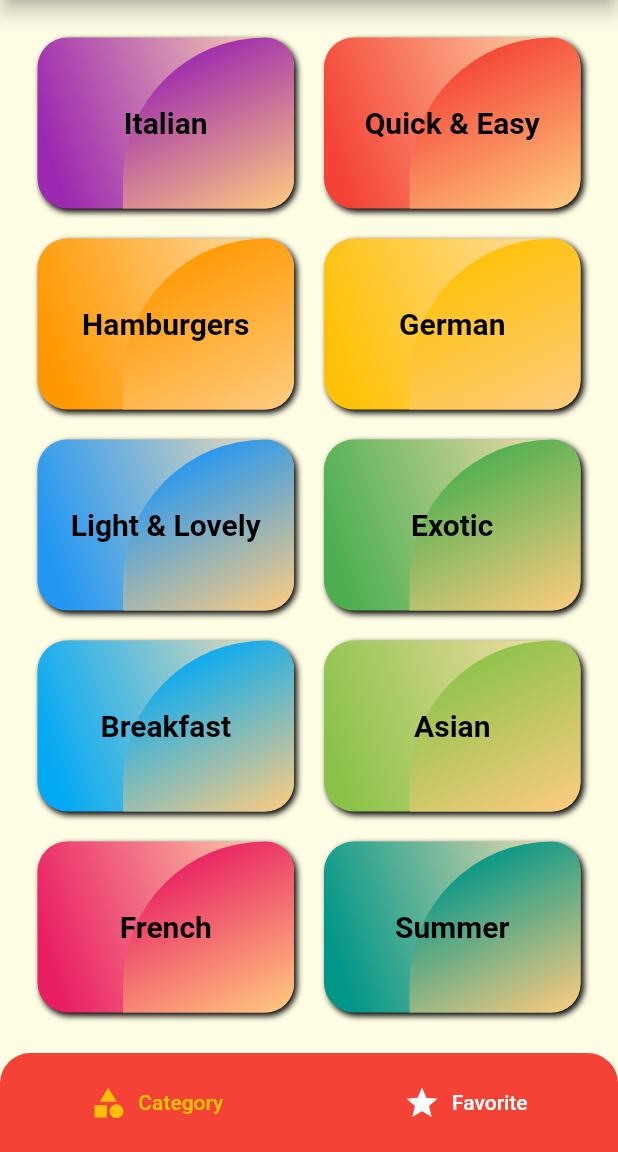
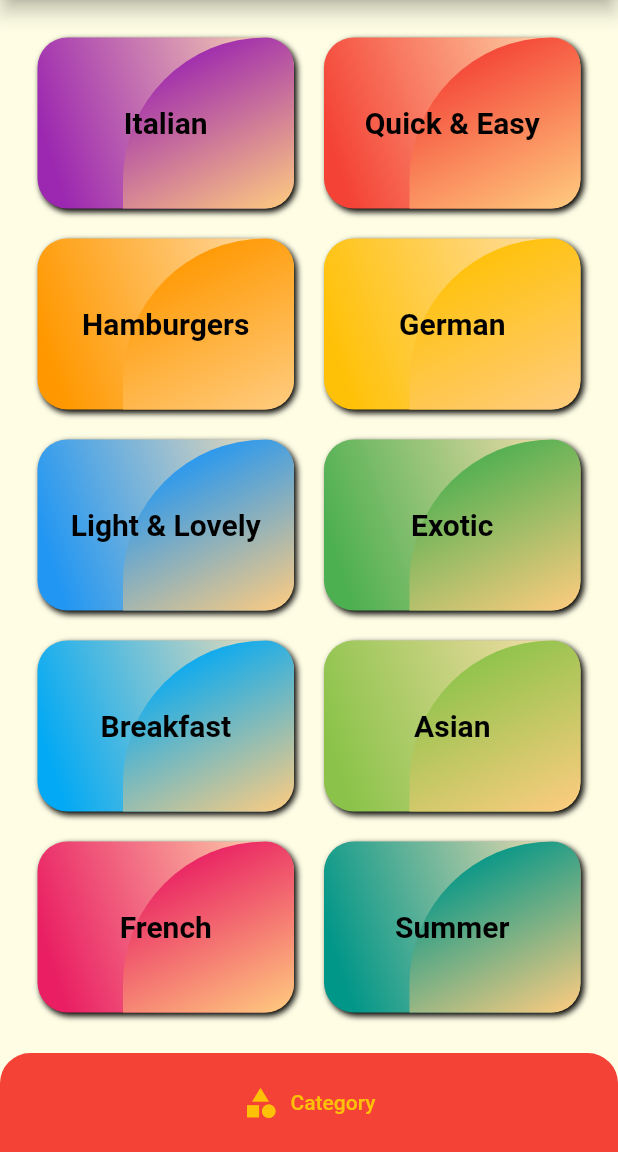
Before and after one commit to tienanh306201z/renovated_meal_app, a Flutter app: the screen it shows after launch, on a phone screen of 412 x 824 dp, the part 84-1236 px from its top. Run offline on Flutter 3.47's test engine with Material 2 defaults, Android fonts, the phone set to English and light mode, and no system bars; our stand-ins replace animated_splash_screen.

Commit message:
first commit

```diff
--- a/lib/screens/tabs_screen.dart
+++ b/lib/screens/tabs_screen.dart
@@ -103,7 +103,7 @@ class _MyBNBState extends State<MyBNB> {
                   color: _setColor(0),
                 ),
               )),
-          TextButton.icon(
+          /*TextButton.icon(
               onPressed: () => widget._selectPage(1),
               icon: Icon(
                 Icons.star,
@@ -114,7 +114,7 @@ class _MyBNBState extends State<MyBNB> {
                 style: TextStyle(
                   color: _setColor(1),
                 ),
-              ))
+              ))*/
         ],
       ),
     );
```
